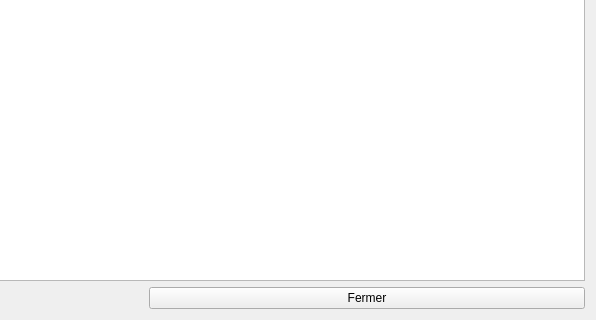
Qt form src/machincast/interface/ui/indexing_log.ui (dascritch/machincast) before a commit; both pictures show x 304 to 900 and y 180 to 500 of the 900 by 500 pixel window.
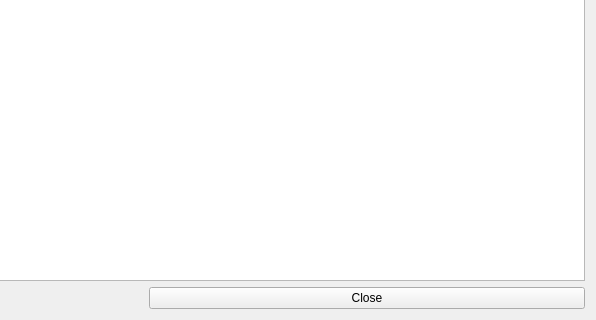
The same form after that commit.

Patch:
```diff
--- a/src/machincast/interface/ui/indexing_log.ui
+++ b/src/machincast/interface/ui/indexing_log.ui
@@ -39,7 +39,7 @@
      <item>
       <widget class="QPushButton" name="shut_down">
        <property name="text">
-        <string>Fermer</string>
+        <string>Close</string>
        </property>
       </widget>
      </item>
```
Left out of the diff: 2 changed lines with no effect on the pictures.
